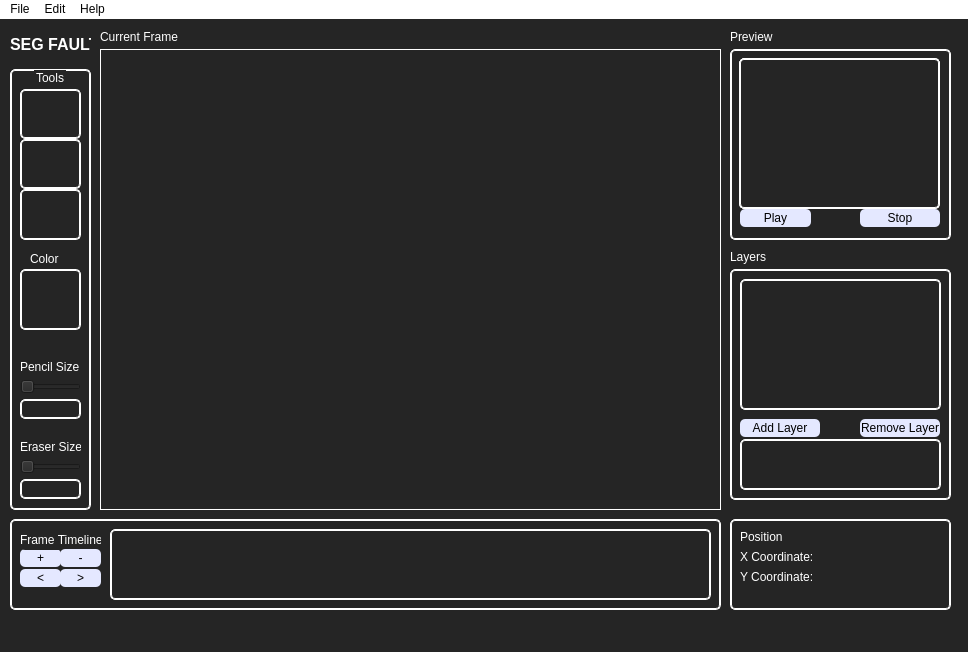
This is PixelEditor/mainwindow.ui in ParkerMiddleton/Sprite-Animator as Qt 5 draws it before an edit. The edited form follows.
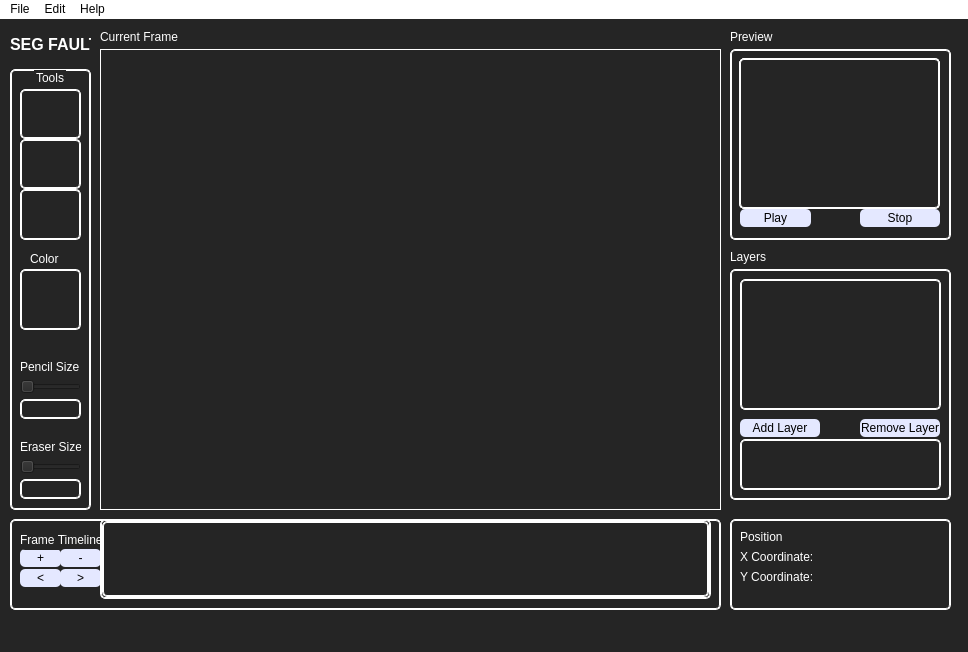
This is the edited form. Icons and pictures are not drawn. Custom widgets are drawn as their Qt base class.

```diff
--- a/PixelEditor/mainwindow.ui
+++ b/PixelEditor/mainwindow.ui
@@ -626,16 +626,28 @@
       <string>&gt;</string>
      </property>
     </widget>
-    <widget class="QWidget" name="gridLayoutWidget_5">
+    <widget class="FrameTimeline" name="frameTimeline">
      <property name="geometry">
       <rect>
-       <x>100</x>
-       <y>10</y>
-       <width>601</width>
-       <height>71</height>
+       <x>90</x>
+       <y>0</y>
+       <width>611</width>
+       <height>80</height>
       </rect>
      </property>
-     <layout class="QGridLayout" name="frameTimelineGrid"/>
+     <property name="widgetResizable">
+      <bool>true</bool>
+     </property>
+     <widget class="QWidget" name="frameTimelineContents">
+      <property name="geometry">
+       <rect>
+        <x>0</x>
+        <y>0</y>
+        <width>607</width>
+        <height>76</height>
+       </rect>
+      </property>
+     </widget>
     </widget>
    </widget>
    <widget class="QFrame" name="positionFrame">
@@ -801,6 +813,12 @@
    <extends>QLabel</extends>
    <header location="global">previewwindow.h</header>
   </customwidget>
+  <customwidget>
+   <class>FrameTimeline</class>
+   <extends>QScrollArea</extends>
+   <header location="global">frametimeline.h</header>
+   <container>1</container>
+  </customwidget>
  </customwidgets>
  <resources/>
  <connections/>
```
Left out of the diff: 2 changed lines with no effect on the pictures.
